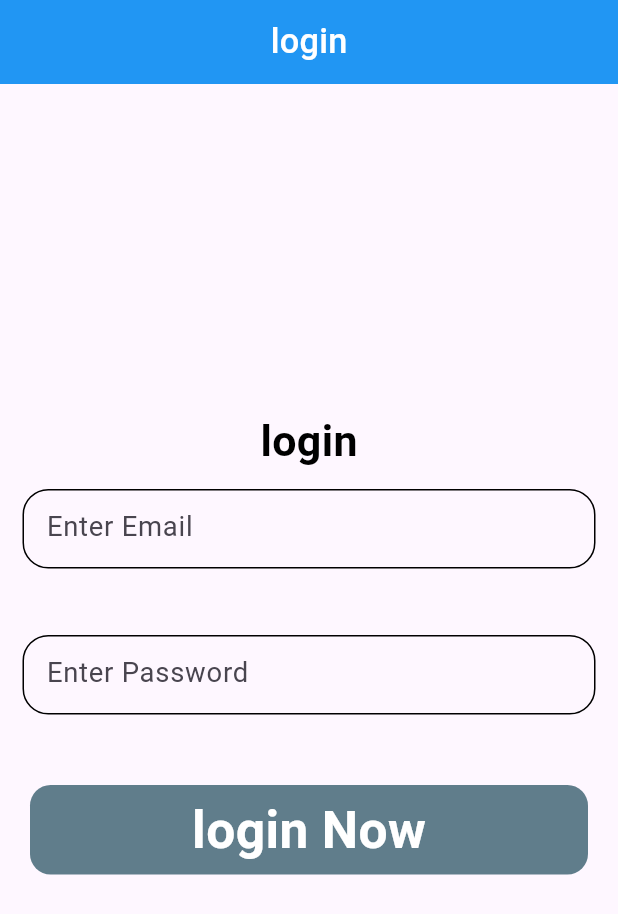
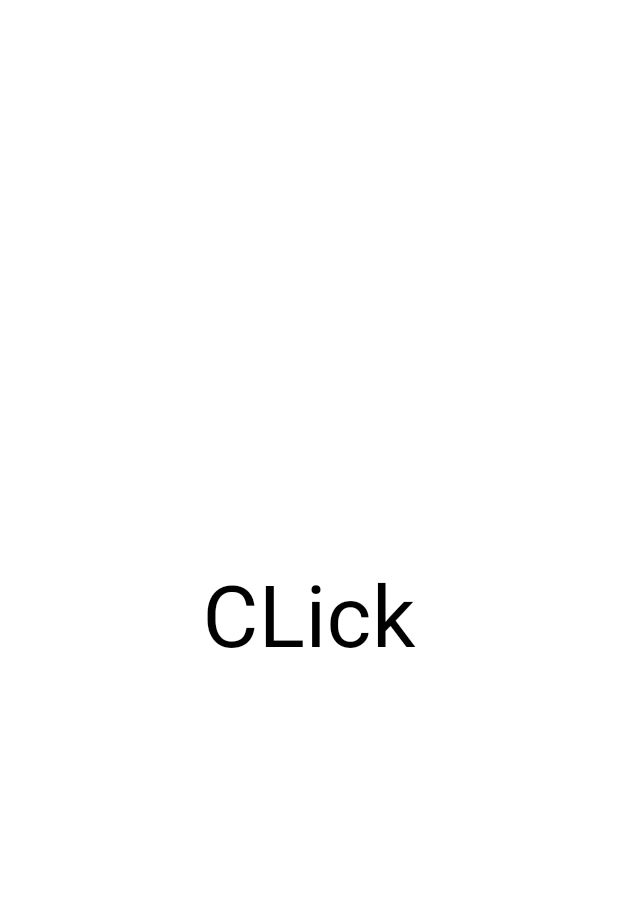
Before and after one commit to Gulshid/Flutter_developement, a Flutter app: the screen it shows after launch, on a phone screen of 412 x 824 dp. Shown: the top 914 px of the screen. Run offline on Flutter 3.47's test engine with Material 3 defaults, Android fonts, the phone set to English and light mode, and no system bars; our stand-ins replace animated_text_kit, another_flushbar, curved_navigation_bar, flutter_screenutil, flutter_slidable, flutter_spinkit and 6 more; accounts and stored records are empty.

Commit message:
utills and routes had been done in state Management

```diff
--- /dev/null
+++ b/flutter_dev/lib/State_Management/Data/Network/BaseApi_response.dart
@@ -0,0 +1,6 @@
+abstract class BaseapiServices {
+  Future<dynamic> getGetapiResponse(String url);
+  Future<dynamic> getPostapiResponse(String url,dynamic data);
+
+
+}
--- /dev/null
+++ b/flutter_dev/lib/State_Management/Data/Response/status.dart
@@ -0,0 +1 @@
+enum Status {LOADING, COMPLETED, ERROR }
--- /dev/null
+++ b/flutter_dev/lib/State_Management/Utills/Rouute/route_name.dart
@@ -0,0 +1,6 @@
+class RouteName {
+  static const String login = 'login Screen';
+  static const String home = 'home Screen';
+
+
+}
--- /dev/null
+++ b/flutter_dev/lib/State_Management/Utills/Rouute/routes.dart
@@ -0,0 +1,35 @@
+import 'package:flutter/cupertino.dart';
+import 'package:flutter/material.dart';
+import 'package:flutter_dev/State_Management/Utills/Rouute/route_name.dart';
+import 'package:flutter_dev/State_Management/View_/home_screen.dart';
+import 'package:flutter_dev/State_Management/View_/login_screen.dart';
+
+class Routes {
+  static Route<dynamic>  generateRoute(RouteSettings settings) {
+    switch (settings.name) {
+      case RouteName.home:
+        {
+          return MaterialPageRoute(
+            builder: (BuildContext context) => HomeScreen(),
+          );
+        }
+
+      case RouteName.login:
+        {
+          return MaterialPageRoute(
+            builder: (BuildContext context) => Login_Screen(),
+          );
+        }
+      default:
+        return MaterialPageRoute(
+          builder: (_) {
+            return Scaffold(body: Column(children: [
+              Center(child: Text('No Route  Defined'))
+
+            ],
+          ));
+          },
+        );
+    }
+  }
+}
--- /dev/null
+++ b/flutter_dev/lib/State_Management/View_/login_screen.dart
@@ -0,0 +1,33 @@
+import 'package:flutter/material.dart';
+// import 'package:flutter_dev/State_Management/Utills/Rouute/route_name.dart';
+import 'package:flutter_dev/State_Management/Utills/utills.dart';
+import 'package:flutter_screenutil/flutter_screenutil.dart';
+
+class Login_Screen extends StatefulWidget {
+  const Login_Screen({super.key});
+
+  @override
+  State<Login_Screen> createState() => _Login_ScreenState();
+}
+
+class _Login_ScreenState extends State<Login_Screen> {
+  @override
+  Widget build(BuildContext context) {
+    return Scaffold(
+      backgroundColor: Colors.white,
+      body: InkWell(
+        onTap: () {
+          Utills.toastMessage('You tapped me');
+          // Utills.flushBarErrorMessages('Hello', context);
+          Utills.snakbar('Hello World', context);
+        },
+        child: Center(
+          child: Text(
+            'CLick',
+            style: TextStyle(color: Colors.black, fontSize: 50.sp),
+          ),
+        ),
+      ),
+    );
+  }
+}
--- a/flutter_dev/lib/main.dart
+++ b/flutter_dev/lib/main.dart
@@ -5,7 +5,8 @@ import 'package:flutter_dev/State_Management/Provider/Exam_provider_1.dart';
 import 'package:flutter_dev/State_Management/Provider/Favourite_provider.dart';
 import 'package:flutter_dev/State_Management/Provider/count_provider.dart';
 import 'package:flutter_dev/State_Management/Provider/theme_changer_provider.dart';
-import 'package:flutter_dev/State_Management/Screen/login.dart';
+import 'package:flutter_dev/State_Management/Utills/Rouute/route_name.dart';
+import 'package:flutter_dev/State_Management/Utills/Rouute/routes.dart';
 import 'package:flutter_screenutil/flutter_screenutil.dart';
 import 'package:provider/provider.dart';
 
@@ -90,7 +91,9 @@ class MyApp extends StatelessWidget {
                 //     color: Colors.lightGreen
                 //   )
                 // ),
-                home: loginScreen(),
+                // home:Login_Screen(),
+                initialRoute:RouteName.login,
+                onGenerateRoute: Routes.generateRoute,
               );
             },
           ),
--- a/flutter_dev/pubspec.yaml
+++ b/flutter_dev/pubspec.yaml
@@ -60,6 +60,9 @@ dependencies:
   animated_text_kit: ^4.2.3
   #flutter slidable
   flutter_slidable: ^4.0.0
+  #Mvvm Architecture
+  fluttertoast: ^8.2.12
+  another_flushbar: ^1.12.30
 dev_dependencies:
   hive_generator: ^2.0.1
   build_runner: ^2.4.15
```
Also changed, not shown: flutter_dev/lib/State_Management/Data/App_Exception.dart (added, +32 -0 lines), flutter_dev/lib/State_Management/Data/Network/NetworkApi_Services.dart (added, +58 -0 lines), flutter_dev/lib/State_Management/Data/Response/Api_response.dart (added, +17 -0 lines), flutter_dev/lib/State_Management/Utills/utills.dart (added, +45 -0 lines), flutter_dev/lib/State_Management/View_/home_screen.dart (added, +21 -0 lines), flutter_dev/pubspec.lock.
